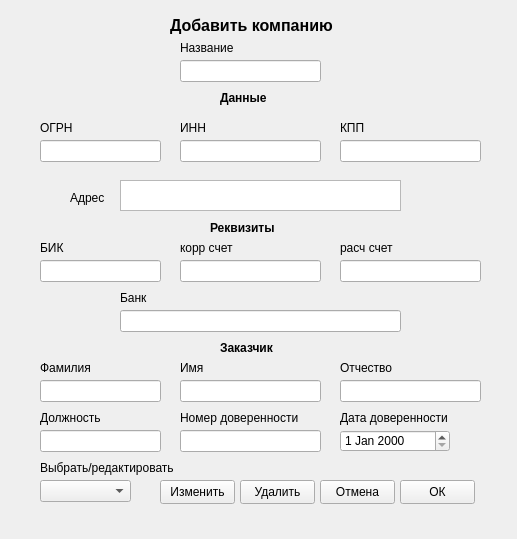
This is my_helper/notebook/designer_ui/add_company.ui in SmolPO/vertical as Qt 5 draws it before an edit. The edited form follows.
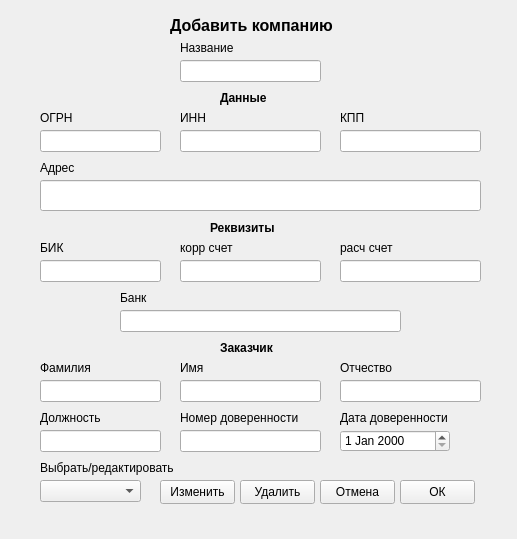
This is the edited form.

Diff of the .ui file:
```diff
--- a/my_helper/notebook/designer_ui/add_company.ui
+++ b/my_helper/notebook/designer_ui/add_company.ui
@@ -46,7 +46,7 @@
    <property name="geometry">
     <rect>
      <x>340</x>
-     <y>140</y>
+     <y>130</y>
      <width>141</width>
      <height>22</height>
     </rect>
@@ -56,7 +56,7 @@
    <property name="geometry">
     <rect>
      <x>180</x>
-     <y>140</y>
+     <y>130</y>
      <width>141</width>
      <height>22</height>
     </rect>
@@ -66,7 +66,7 @@
    <property name="geometry">
     <rect>
      <x>40</x>
-     <y>140</y>
+     <y>130</y>
      <width>121</width>
      <height>22</height>
     </rect>
@@ -89,7 +89,7 @@
    <property name="geometry">
     <rect>
      <x>340</x>
-     <y>120</y>
+     <y>110</y>
      <width>49</width>
      <height>16</height>
     </rect>
@@ -102,7 +102,7 @@
    <property name="geometry">
     <rect>
      <x>180</x>
-     <y>120</y>
+     <y>110</y>
      <width>49</width>
      <height>16</height>
     </rect>
@@ -115,7 +115,7 @@
    <property name="geometry">
     <rect>
      <x>40</x>
-     <y>120</y>
+     <y>110</y>
      <width>49</width>
      <height>16</height>
     </rect>
@@ -124,21 +124,11 @@
     <string>ОГРН</string>
    </property>
   </widget>
-  <widget class="QPlainTextEdit" name="adr">
-   <property name="geometry">
-    <rect>
-     <x>120</x>
-     <y>180</y>
-     <width>281</width>
-     <height>31</height>
-    </rect>
-   </property>
-  </widget>
   <widget class="QLabel" name="label_6">
    <property name="geometry">
     <rect>
-     <x>70</x>
-     <y>190</y>
+     <x>40</x>
+     <y>160</y>
      <width>91</width>
      <height>16</height>
     </rect>
@@ -471,7 +461,7 @@
     <rect>
      <x>40</x>
      <y>480</y>
-     <width>91</width>
+     <width>101</width>
      <height>22</height>
     </rect>
    </property>
@@ -515,6 +505,16 @@
     <string>Удалить</string>
    </property>
   </widget>
+  <widget class="QLineEdit" name="adr">
+   <property name="geometry">
+    <rect>
+     <x>40</x>
+     <y>180</y>
+     <width>441</width>
+     <height>31</height>
+    </rect>
+   </property>
+  </widget>
  </widget>
  <resources/>
  <connections/>
```
